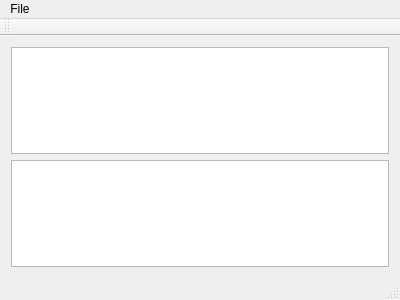
First picture: the form in mainwindow.ui, repository inso-/YellowShark, before the edit.
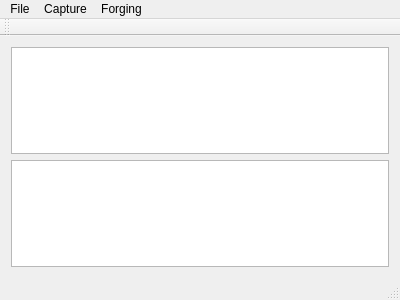
Second picture: the form after the edit.

```diff
--- a/mainwindow.ui
+++ b/mainwindow.ui
@@ -39,7 +39,22 @@
     <addaction name="actionOpen"/>
     <addaction name="actionSave"/>
    </widget>
+   <widget class="QMenu" name="menuCapture">
+    <property name="title">
+     <string>Capture</string>
+    </property>
+    <addaction name="actionStart_Capture"/>
+    <addaction name="actionFilter_Capture"/>
+   </widget>
+   <widget class="QMenu" name="menuForging">
+    <property name="title">
+     <string>Forging</string>
+    </property>
+    <addaction name="actionSend_a_crafted_packet"/>
+   </widget>
    <addaction name="menuFile"/>
+   <addaction name="menuCapture"/>
+   <addaction name="menuForging"/>
   </widget>
   <widget class="QToolBar" name="mainToolBar">
    <attribute name="toolBarArea">
```
Left out of the diff: 55 changed lines with no effect on the pictures.
